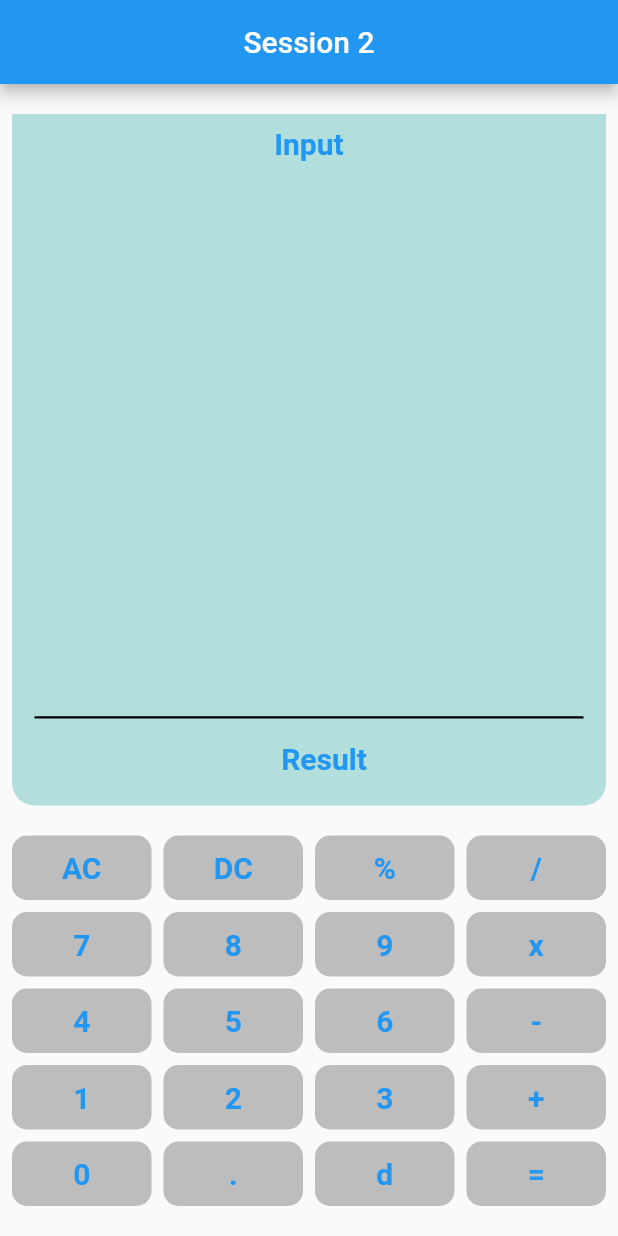
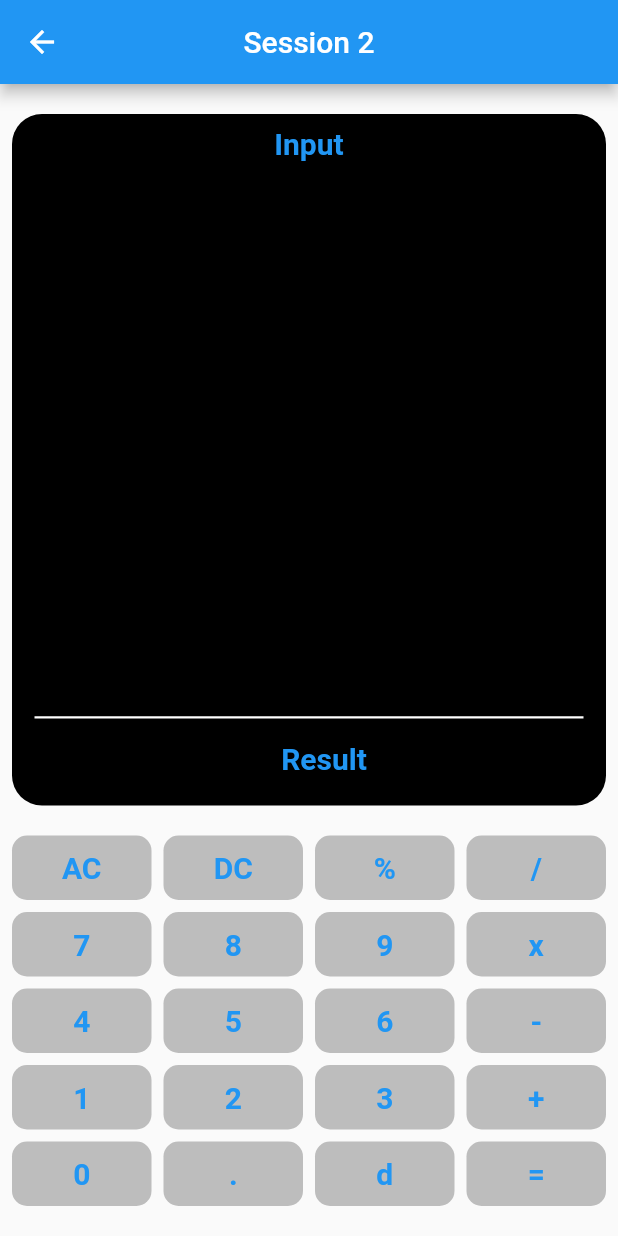
Before and after one commit to 3shmawi/3C-Sessions, a Flutter app: the LayoutScreenGroupTwo screen opened directly, on a phone screen of 412 x 824 dp. Run offline on Flutter 3.47's test engine with Material 2 defaults, Android fonts, the phone set to English and light mode, and no system bars; our stand-ins replace flutter_native_splash.

Commit message:
session 3 g2 & session 4 g1

```diff
--- a/lib/layout_g_one/layout_screen_g_one.dart
+++ b/lib/layout_g_one/layout_screen_g_one.dart
@@ -101,11 +101,9 @@
                 ),
               ],
             ),
-
             Expanded(
               child: Container(
                 width: double.infinity,
-
                 decoration: BoxDecoration(
                   color: Colors.red,
                   borderRadius: BorderRadius.circular(15),
--- a/lib/layout_g_two/layout_screen_g_two.dart
+++ b/lib/layout_g_two/layout_screen_g_two.dart
@@ -21,11 +21,8 @@
                   height: 300,
                   width: double.infinity,
                   decoration: BoxDecoration(
-                    color: Colors.teal[100],
-                    borderRadius: const BorderRadius.only(
-                      bottomRight: Radius.circular(15),
-                      bottomLeft: Radius.circular(15),
-                    ),
+                    color: Colors.black,
+                    borderRadius: BorderRadius.circular(20),
                   ),
                   child: Column(
                     crossAxisAlignment: CrossAxisAlignment.start,
@@ -38,7 +35,7 @@
                       Padding(
                         padding: const EdgeInsets.all(15.0),
                         child: Container(
-                          color: Colors.black,
+                          color: Colors.white,
                           height: 1.5,
                           width: double.infinity,
                         ),
@@ -141,8 +138,7 @@
     );
   }
 
-  Widget defaultText(String text) => InkWell(
-    child: Center(
+  Widget defaultText(String text) => Center(
     child: Text(
       text,
       style: const TextStyle(
@@ -151,6 +147,5 @@
         fontWeight: FontWeight.bold,
       ),
     ),
-    ),
   );
 }
```
Also changed, not shown: lib/layout_g_two/counter.dart (added, +35 -0 lines), lib/main.dart (+60 -20 lines). Lines whose indentation alone changed are shown as unchanged.
